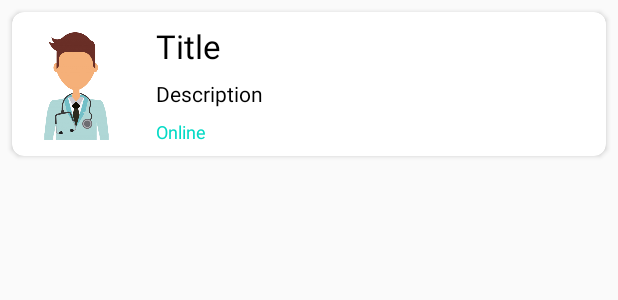
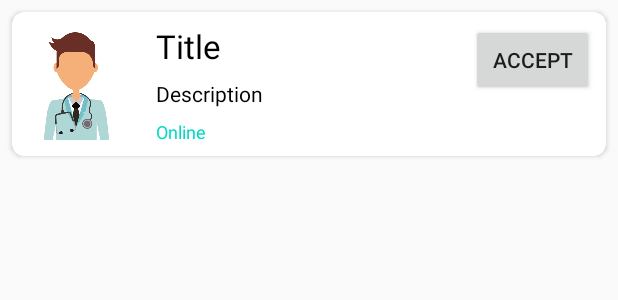
Before and after one commit to jramyasri/Fall22_Team4, an Android app: the layout pat_request_item.xml on its own in the app's theme, with its tools: preview values and no code run, on a phone screen of 412 x 824 dp. Shown: the top 300 px of the screen. Run offline under Robolectric (Android 15) with nearby library versions, the phone set to English and light mode, and no system bars; Roboto replaces fonts that are not available here.

Commit message:
S546550 updated patient request item

```diff
--- a/app/src/main/res/layout/pat_request_item.xml
+++ b/app/src/main/res/layout/pat_request_item.xml
@@ -62,5 +62,14 @@
             android:textColor="@color/colorAccent"
             android:text="Online" />
 
+        <Button
+            android:id="@+id/pat_request_accept_btn"
+            android:layout_width="wrap_content"
+            android:layout_height="wrap_content"
+            android:layout_alignParentStart="true"
+            android:layout_alignParentLeft="true"
+            android:layout_marginStart="298dp"
+            android:layout_marginLeft="298dp"
+            android:text="Accept" />
     </RelativeLayout>
 </androidx.cardview.widget.CardView>
```
